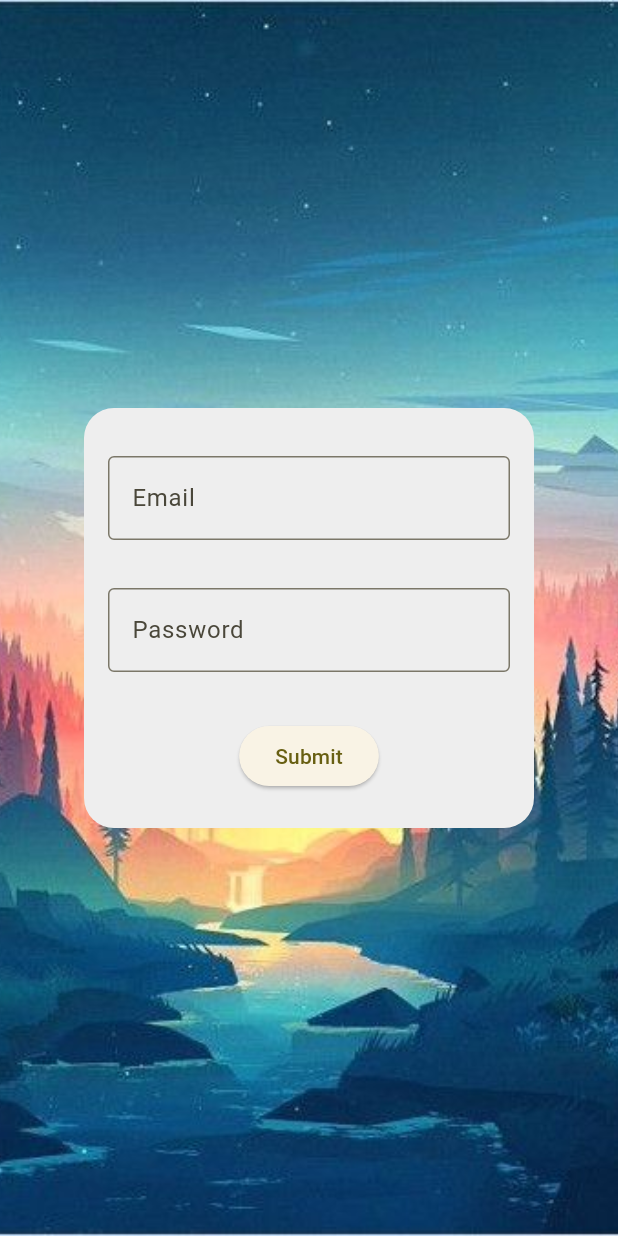
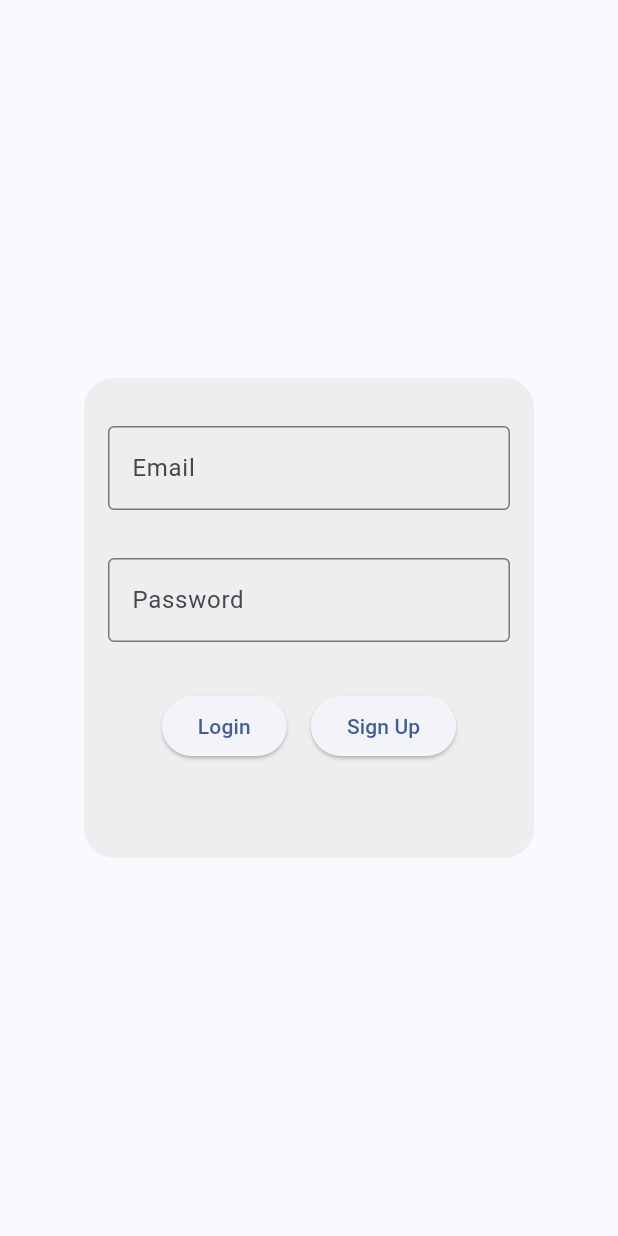
Before and after one commit to realino98/movie_app, a Flutter app: the screen it shows after launch, on a phone screen of 412 x 824 dp. Run offline on Flutter 3.47's test engine with Material 2 defaults, Android fonts, the phone set to English and light mode, and no system bars; our stand-ins replace youtube_player_flutter; missing offline and left inert: tmdb_api.

Commit message:
BR : Added Login Page with Route

```diff
--- a/lib/main.dart
+++ b/lib/main.dart
@@ -16,7 +16,7 @@ class MyApp extends StatelessWidget {
       debugShowCheckedModeBanner: false,
       title: 'Flutter Demo',
       theme: ThemeData(
-        colorScheme: ColorScheme.fromSeed(seedColor: Colors.yellow),
+        colorScheme: ColorScheme.fromSeed(seedColor: Colors.blueAccent),
         useMaterial3: true,
       ),
       // home: Home(),
--- a/lib/views/pages/loginpage.dart
+++ b/lib/views/pages/loginpage.dart
@@ -1,4 +1,6 @@
 import 'package:flutter/material.dart';
+
+import '../home.dart';
 
 class LoginPage extends StatefulWidget {
   const LoginPage({super.key});
@@ -15,19 +17,19 @@ class _LoginPageState extends State<LoginPage> {
   Widget build(BuildContext context) {
     return Scaffold(
       body: Container(
-        decoration: BoxDecoration(
-          image: DecorationImage(
-            image: AssetImage("assets/images/profile_background.jpg"),
-            fit: BoxFit.cover,
-          ),
-        ),
+        // decoration: BoxDecoration(
+        //   image: DecorationImage(
+        //     image: AssetImage("assets/images/profile_background.jpg"),
+        //     fit: BoxFit.cover,
+        //   ),
+        // ),
         child: Center(
           child: ClipRRect(
             borderRadius: BorderRadius.circular(20),
             child: Container(
               color: Colors.grey[200],
               width: 300,
-              height: 280,
+              height: 320,
               child: Form(
                 key: _formKey,
                 child: Padding(
@@ -68,6 +70,37 @@ class _LoginPageState extends State<LoginPage> {
                           },
                         ),
                       ),
+                      Row(
+                        mainAxisAlignment: MainAxisAlignment.center,
+                        children: [
+                          Padding(
+                            padding: const EdgeInsets.symmetric(
+                                horizontal: 8, vertical: 16.0),
+                            child: Center(
+                              child: ElevatedButton(
+                                onPressed: () {
+                                  Navigator.of(context).push(
+                                    MaterialPageRoute(
+                                      builder: (context) => Home(),
+                                    ),
+                                  );
+                                  // if (_formKey.currentState!.validate()) {
+                                  //   Navigator.of(context).push(
+                                  //     MaterialPageRoute(
+                                  //       builder: (context) => HomePage(),
+                                  //     ),
+                                  //   );
+                                  // } else {
+                                  //   ScaffoldMessenger.of(context).showSnackBar(
+                                  //     const SnackBar(
+                                  //         content: Text('Please fill input')),
+                                  //   );
+                                  // }
+                                },
+                                child: const Text('Login'),
+                              ),
+                            ),
+                          ),
                           Padding(
                             padding: const EdgeInsets.symmetric(
                                 horizontal: 8, vertical: 16.0),
@@ -83,9 +116,11 @@ class _LoginPageState extends State<LoginPage> {
                                     );
                                   }
                                 },
-                            child: const Text('Submit'),
+                                child: const Text('Sign Up'),
                               ),
                             ),
+                          ),
+                        ],
                       ),
                     ],
                   ),
```
Lines whose indentation alone changed are shown as unchanged.
